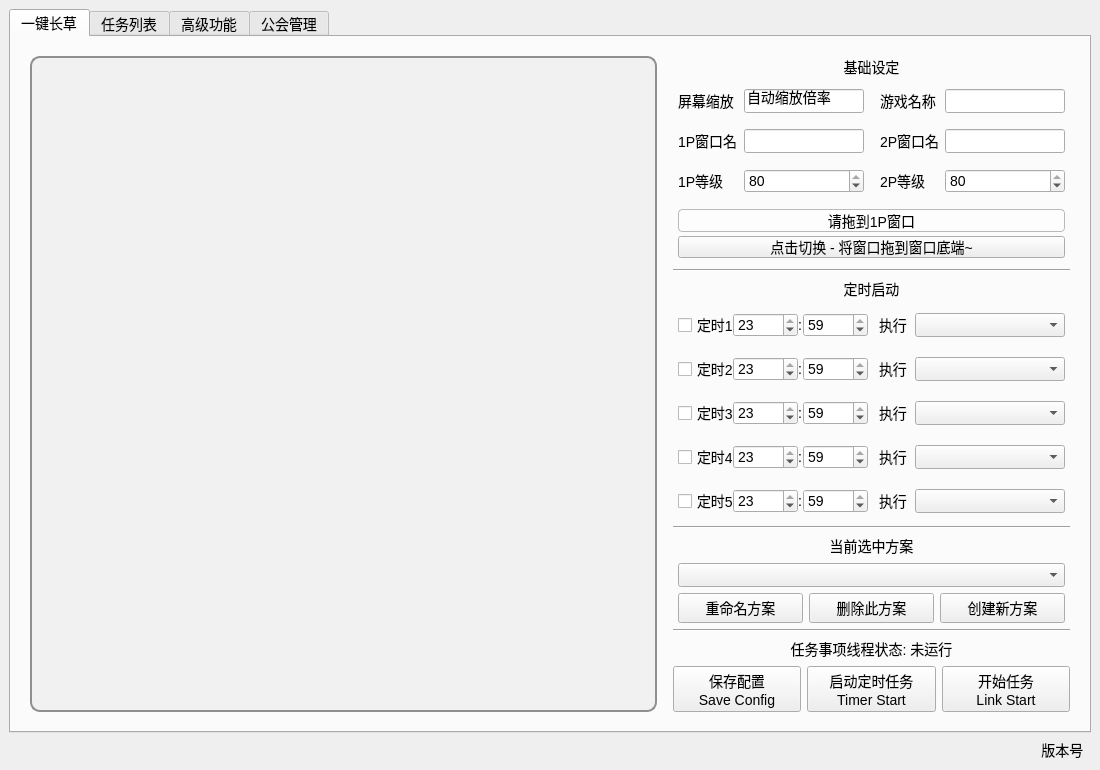
The window that resource/ui/FAA_3.0.ui (StareAbyss/FoodsVsMiceAutoAssistant) describes before a commit, drawn with Qt 5.
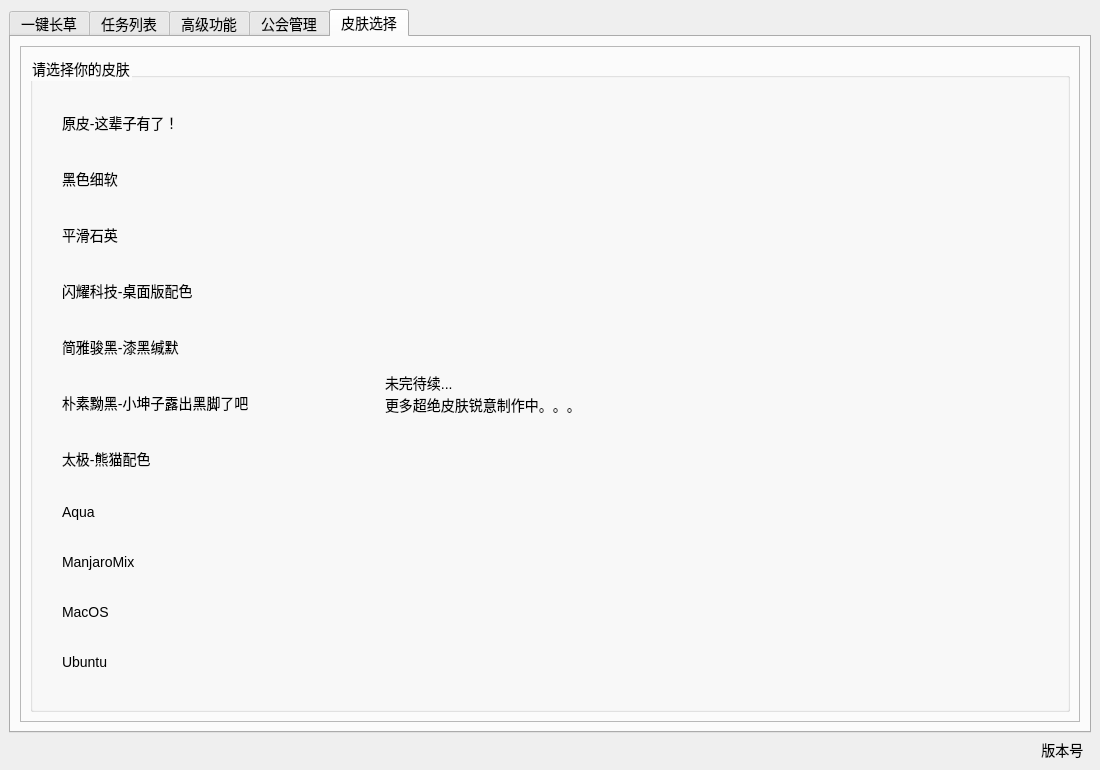
The same window after the commit. The open tabs and pages were chosen to show the change. Icons and pictures are not drawn. Custom widgets are drawn as their Qt base class.

Commit message: 实现皮肤实时切换

The edit to the form file:
```diff
--- a/resource/ui/FAA_3.0.ui
+++ b/resource/ui/FAA_3.0.ui
@@ -82,6 +82,10 @@
         <height>0</height>
        </size>
       </property>
+      <property name="styleSheet">
+       <string notr="true">#tagwidget{image: url(:/skin/art/imageskin/firefly.png);}
+</string>
+      </property>
       <property name="currentIndex">
        <number>0</number>
       </property>
@@ -149,7 +153,6 @@
         border: 2px solid #8f8f91;
         border-radius: 10px;
         padding: 10px;
-background-color: rgb(241, 241, 241);
         font: inherit;
 </string>
               </property>
@@ -732,8 +735,6 @@
                  <string notr="true">QLabel {
 	border: 1px solid grey;/* 灰色边框，宽度为2像素 */
 	border-radius: 4px;/* 边框圆角半径为5像素 */
-	border-color: #bababa;/* 边框颜色 */
-	background-color: #fdfdfd;/* 背景颜色 */
 }</string>
                 </property>
                 <property name="text">
@@ -9136,29 +9137,12 @@
         </item>
        </layout>
       </widget>
-      <widget class="QWidget" name="tab">
+      <widget class="QWidget" name="Tab4">
        <attribute name="title">
         <string>公会管理</string>
        </attribute>
-       <widget class="QTableView" name="tableView">
-        <property name="geometry">
-         <rect>
-          <x>400</x>
-          <y>0</y>
-          <width>671</width>
-          <height>701</height>
-         </rect>
-        </property>
-       </widget>
-       <widget class="QWidget" name="verticalLayoutWidget">
-        <property name="geometry">
-         <rect>
-          <x>0</x>
-          <y>0</y>
-          <width>391</width>
-          <height>701</height>
-         </rect>
-        </property>
+       <layout class="QHBoxLayout" name="horizontalLayout_4">
+        <item>
         <layout class="QVBoxLayout" name="verticalLayout_8">
          <property name="spacing">
           <number>5</number>
@@ -9387,7 +9371,149 @@
           </widget>
          </item>
         </layout>
-       </widget>
+        </item>
+        <item>
+         <widget class="QTableView" name="tableView"/>
+        </item>
+       </layout>
+      </widget>
+      <widget class="QWidget" name="Tab5">
+       <property name="styleSheet">
+        <string notr="true"/>
+       </property>
+       <attribute name="title">
+        <string>皮肤选择</string>
+       </attribute>
+       <layout class="QVBoxLayout" name="verticalLayout_11">
+        <item>
+         <widget class="QFrame" name="frame">
+          <property name="styleSheet">
+           <string notr="true">#frame{
+
+	 border-image: url(:/skin/art/imageskin/firefly.png);
+}</string>
+          </property>
+          <property name="frameShape">
+           <enum>QFrame::StyledPanel</enum>
+          </property>
+          <property name="frameShadow">
+           <enum>QFrame::Raised</enum>
+          </property>
+          <layout class="QVBoxLayout" name="verticalLayout_10">
+           <item>
+            <widget class="QGroupBox" name="groupBox">
+             <property name="autoFillBackground">
+              <bool>false</bool>
+             </property>
+             <property name="styleSheet">
+              <string notr="true">background-color: rgba(146, 170, 255, 0);</string>
+             </property>
+             <property name="title">
+              <string>请选择你的皮肤</string>
+             </property>
+             <property name="flat">
+              <bool>false</bool>
+             </property>
+             <layout class="QHBoxLayout" name="horizontalLayout_5" stretch="1,2">
+              <item>
+               <layout class="QVBoxLayout" name="verticalLayout_9">
+                <item>
+                 <widget class="QRadioButton" name="skin1">
+                  <property name="text">
+                   <string extracomment="这辈子有了！">原皮-这辈子有了！</string>
+                  </property>
+                 </widget>
+                </item>
+                <item>
+                 <widget class="QRadioButton" name="skin2">
+                  <property name="text">
+                   <string>黑色细软</string>
+                  </property>
+                 </widget>
+                </item>
+                <item>
+                 <widget class="QRadioButton" name="skin3">
+                  <property name="text">
+                   <string>平滑石英</string>
+                  </property>
+                 </widget>
+                </item>
+                <item>
+                 <widget class="QRadioButton" name="skin4">
+                  <property name="text">
+                   <string>闪耀科技-桌面版配色</string>
+                  </property>
+                 </widget>
+                </item>
+                <item>
+                 <widget class="QRadioButton" name="skin5">
+                  <property name="text">
+                   <string>简雅骏黑-漆黑缄默</string>
+                  </property>
+                 </widget>
+                </item>
+                <item>
+                 <widget class="QRadioButton" name="skin6">
+                  <property name="text">
+                   <string>朴素黝黑-小坤子露出黑脚了吧</string>
+                  </property>
+                 </widget>
+                </item>
+                <item>
+                 <widget class="QRadioButton" name="skin7">
+                  <property name="text">
+                   <string>太极-熊猫配色</string>
+                  </property>
+                 </widget>
+                </item>
+                <item>
+                 <widget class="QRadioButton" name="skin8">
+                  <property name="text">
+                   <string>Aqua</string>
+                  </property>
+                 </widget>
+                </item>
+                <item>
+                 <widget class="QRadioButton" name="skin9">
+                  <property name="text">
+                   <string>ManjaroMix</string>
+                  </property>
+                 </widget>
+                </item>
+                <item>
+                 <widget class="QRadioButton" name="skin10">
+                  <property name="text">
+                   <string>MacOS</string>
+                  </property>
+                 </widget>
+                </item>
+                <item>
+                 <widget class="QRadioButton" name="skin11">
+                  <property name="text">
+                   <string>Ubuntu</string>
+                  </property>
+                 </widget>
+                </item>
+               </layout>
+              </item>
+              <item>
+               <widget class="QLabel" name="label_8">
+                <property name="styleSheet">
+                 <string notr="true">border-image: ;</string>
+                </property>
+                <property name="text">
+                 <string>未完待续...
+更多超绝皮肤锐意制作中。。。</string>
+                </property>
+               </widget>
+              </item>
+             </layout>
+            </widget>
+           </item>
+          </layout>
+         </widget>
+        </item>
+       </layout>
       </widget>
      </widget>
     </item>
```
Lines whose indentation alone changed are shown as unchanged. The commit also changes 54 other files.
